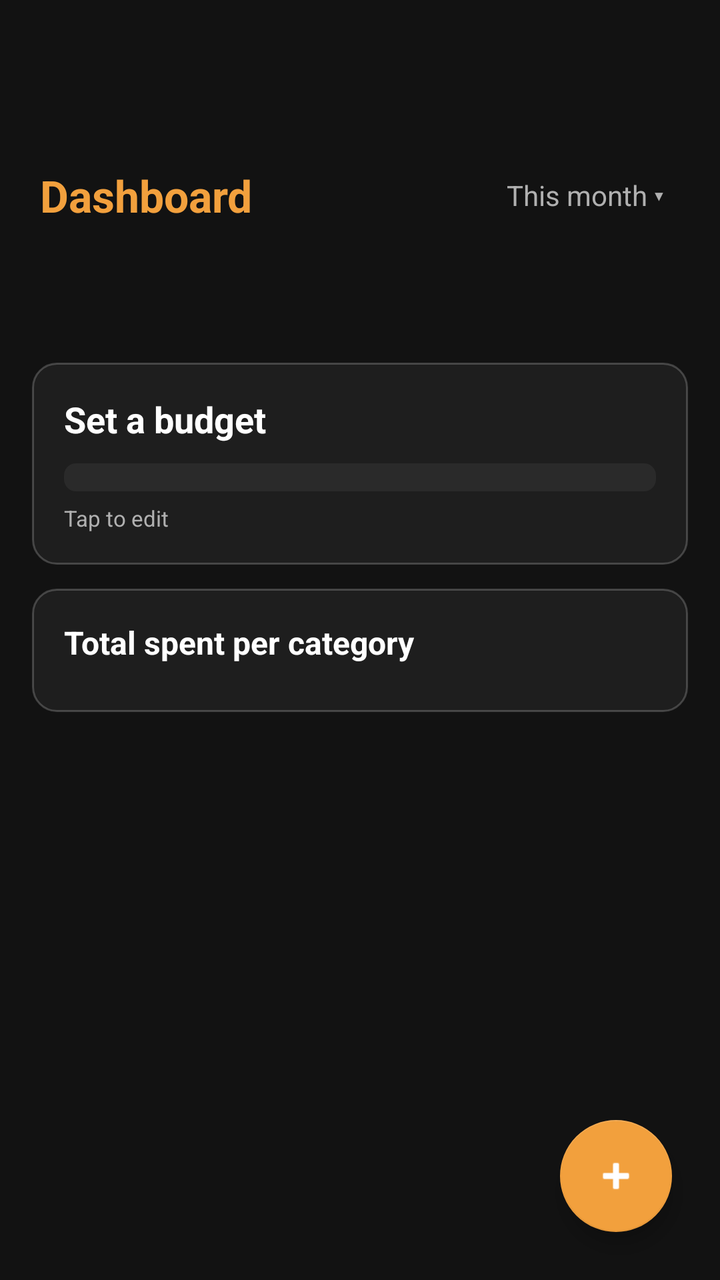
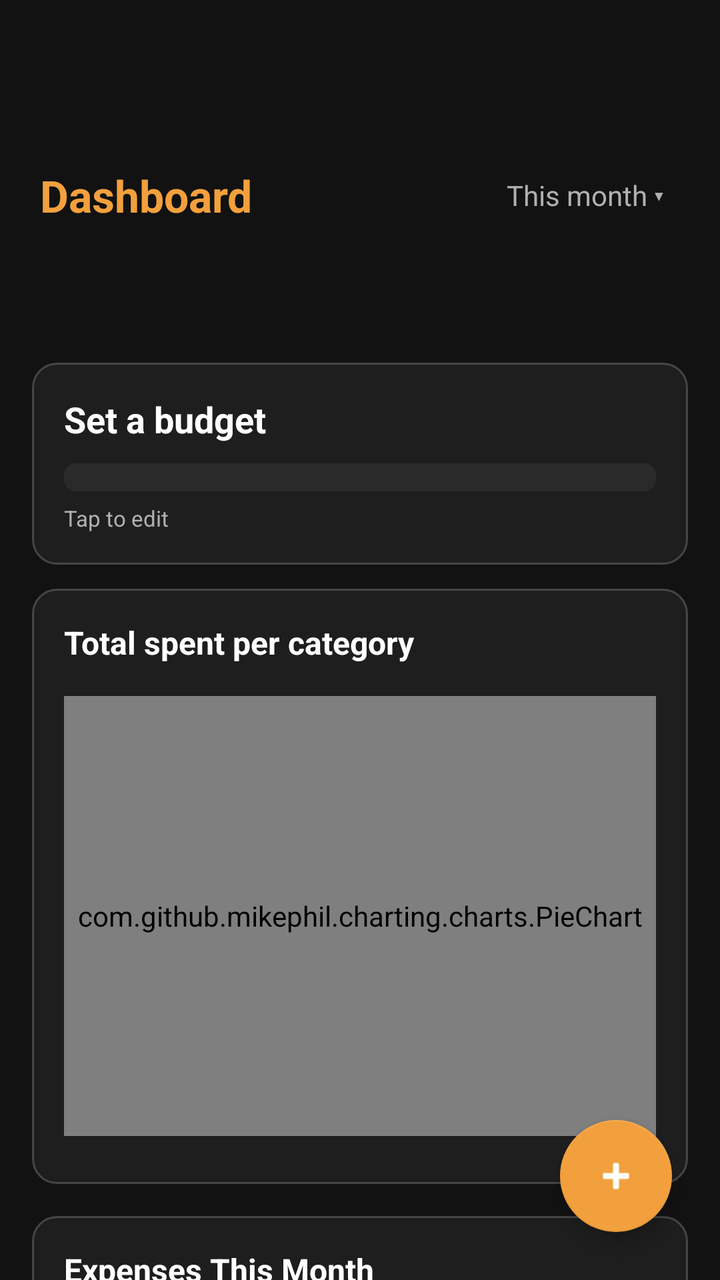

Before-and-after screenshots of an Android layout around one commit, followed by the original layout XML and the change that was made.
<!-- AndroidManifest.xml: application theme Theme.Tamatoa -->
<!-- res/layout/fragment_dashboard.xml -->
<?xml version="1.0" encoding="utf-8"?>
<androidx.constraintlayout.widget.ConstraintLayout
    xmlns:android="http://schemas.android.com/apk/res/android"
    xmlns:app="http://schemas.android.com/apk/res-auto"
    android:layout_width="match_parent"
    android:layout_height="match_parent"
    android:background="@color/bg_app">

    
    <LinearLayout
        android:id="@+id/header"
        android:layout_width="match_parent"
        android:layout_height="wrap_content"
        android:orientation="horizontal"
        android:gravity="center_vertical"
        android:paddingTop="80dp"
        android:paddingBottom="50dp"
        android:paddingLeft="20dp"
        android:paddingRight="20dp"
        app:layout_constraintTop_toTopOf="parent">

        <TextView
            android:layout_width="0dp"
            android:layout_height="wrap_content"
            android:layout_weight="1"
            android:text="Dashboard"
            android:textColor="@color/accent_dashboard"
            android:textSize="22sp"
            android:textStyle="bold"/>

        
        <TextView
            android:id="@+id/periodLabel"
            android:layout_width="wrap_content"
            android:layout_height="wrap_content"
            android:text="This month ▾"
            android:textColor="@color/text_secondary"
            android:textSize="14sp"
            android:padding="8dp"
            android:background="?attr/selectableItemBackground"/>
    </LinearLayout>

    
    <LinearLayout
        android:id="@+id/budgetCard"
        android:layout_width="match_parent"
        android:layout_height="wrap_content"
        android:orientation="vertical"
        android:padding="16dp"
        android:layout_marginHorizontal="16dp"
        android:layout_marginTop="16dp"
        android:layout_marginBottom="0dp"
        android:background="@drawable/card_br"
        android:clickable="true"
        android:focusable="true"
        app:layout_constraintTop_toBottomOf="@id/header">

        <LinearLayout
            android:layout_width="match_parent"
            android:layout_height="wrap_content"
            android:orientation="horizontal"
            android:gravity="center_vertical">

            <TextView
                android:id="@+id/budgetSummary"
                android:layout_width="0dp"
                android:layout_height="wrap_content"
                android:layout_weight="1"
                android:text="Set a budget"
                android:textColor="@color/text_primary"
                android:textSize="18sp"
                android:textStyle="bold"/>

            <TextView
                android:id="@+id/budgetPercent"
                android:layout_width="wrap_content"
                android:layout_height="wrap_content"
                android:textColor="@color/text_secondary"
                android:textSize="14sp"/>
        </LinearLayout>

        <ProgressBar
            android:id="@+id/budgetProgress"
            style="?android:attr/progressBarStyleHorizontal"
            android:layout_width="match_parent"
            android:layout_height="14dp"
            android:layout_marginTop="10dp"
            android:max="100"
            android:progress="0"
            android:progressDrawable="@drawable/progress_bar"/>

        <TextView
            android:id="@+id/budgetMinSave"
            android:layout_width="wrap_content"
            android:layout_height="wrap_content"
            android:textColor="@color/text_secondary"
            android:textSize="12sp"
            android:layout_marginTop="8dp"
            android:visibility="gone"/>

        <TextView
            android:layout_width="wrap_content"
            android:layout_height="wrap_content"
            android:text="Tap to edit"
            android:textColor="@color/text_secondary"
            android:textSize="11sp"
            android:layout_marginTop="6dp"/>
    </LinearLayout>

    
    <LinearLayout
        android:id="@+id/totalsCard"
        android:layout_width="match_parent"
        android:layout_height="wrap_content"
        android:orientation="vertical"
        android:padding="16dp"
        android:layout_marginTop="12dp"
        android:layout_marginHorizontal="16dp"
        android:layout_marginBottom="16dp"
        android:background="@drawable/card_br"
        app:layout_constraintTop_toBottomOf="@id/budgetCard">

        <TextView
            android:layout_width="wrap_content"
            android:layout_height="wrap_content"
            android:text="Total spent per category"
            android:textColor="@color/text_primary"
            android:textSize="16sp"
            android:textStyle="bold"
            android:layout_marginBottom="8dp"/>

        <TextView
            android:id="@+id/totalsEmpty"
            android:layout_width="match_parent"
            android:layout_height="wrap_content"
            android:text="Nothing spent in this period"
            android:textColor="@color/text_secondary"
            android:textSize="14sp"
            android:gravity="center"
            android:padding="24dp"
            android:visibility="gone"/>

        <androidx.recyclerview.widget.RecyclerView
            android:id="@+id/totalsRecycler"
            android:layout_width="match_parent"
            android:layout_height="wrap_content"
            android:clipToPadding="false" />
    </LinearLayout>

    
    <com.google.android.material.floatingactionbutton.FloatingActionButton
        android:id="@+id/addExpense"
        android:layout_width="wrap_content"
        android:layout_height="wrap_content"
        android:layout_margin="24dp"
        android:contentDescription="Add expense"
        android:src="@android:drawable/ic_input_add"
        app:backgroundTint="@color/accent_dashboard"
        app:tint="@color/text_primary"
        app:layout_constraintBottom_toBottomOf="parent"
        app:layout_constraintEnd_toEndOf="parent"/>

</androidx.constraintlayout.widget.ConstraintLayout>
<!-- resources referenced by this layout -->
<resources>
  <color name="accent_dashboard">#F2A03D</color>
  <color name="bg_app">#121212</color>
  <color name="text_primary">#FFFFFF</color>
  <color name="text_secondary">#B0B0B0</color>
  <!-- drawable card_br (drawable) -->
  <?xml version="1.0" encoding="utf-8"?>
  <shape xmlns:android="http://schemas.android.com/apk/res/android"
      android:shape="rectangle">
      <solid android:color="@color/bg_card"/>
      <stroke android:width="1dp" android:color="#33FFFFFF"/>
      <corners android:radius="12dp"/>
  </shape>
  <!-- drawable progress_bar (drawable) -->
  <?xml version="1.0" encoding="utf-8"?>
  <layer-list xmlns:android="http://schemas.android.com/apk/res/android">
  
      
      <item android:id="@android:id/background">
          <shape android:shape="rectangle">
              <corners android:radius="6dp"/>
              <solid android:color="@color/bg_elevated"/>
          </shape>
      </item>
  
      
      <item android:id="@android:id/progress">
          <clip>
              <shape android:shape="rectangle">
                  <corners android:radius="6dp"/>
                  <solid android:color="@color/progress_ok"/>
              </shape>
          </clip>
      </item>
  </layer-list>
  <style name="Theme.Tamatoa" parent="Theme.MaterialComponents.DayNight.NoActionBar">
          <item name="colorPrimary">@color/accent_dashboard</item>
          <item name="colorOnPrimary">@color/text_primary</item>
          <item name="android:statusBarColor">@color/bg_app</item>
          <item name="android:windowBackground">@color/bg_app</item>
          <item name="android:windowLightStatusBar">false</item>
      </style>
  <color name="bg_card">#1E1E1E</color>
  <color name="bg_elevated">#2A2A2A</color>
  <color name="progress_ok">#3DBE6F</color>
</resources>

<!-- the commit's change to res/layout/fragment_dashboard.xml (unified diff, before → after) -->
@@ -1,163 +1,270 @@
 <?xml version="1.0" encoding="utf-8"?>
-<androidx.constraintlayout.widget.ConstraintLayout
-    xmlns:android="http://schemas.android.com/apk/res/android"
+<FrameLayout xmlns:android="http://schemas.android.com/apk/res/android"
     xmlns:app="http://schemas.android.com/apk/res-auto"
     android:layout_width="match_parent"
     android:layout_height="match_parent"
     android:background="@color/bg_app">
 
-    
-    <LinearLayout
-        android:id="@+id/header"
+    <androidx.core.widget.NestedScrollView
         android:layout_width="match_parent"
-        android:layout_height="wrap_content"
-        android:orientation="horizontal"
-        android:gravity="center_vertical"
-        android:paddingTop="80dp"
-        android:paddingBottom="50dp"
-        android:paddingLeft="20dp"
-        android:paddingRight="20dp"
-        app:layout_constraintTop_toTopOf="parent">
-
-        <TextView
-            android:layout_width="0dp"
-            android:layout_height="wrap_content"
-            android:layout_weight="1"
-            android:text="Dashboard"
-            android:textColor="@color/accent_dashboard"
-            android:textSize="22sp"
-            android:textStyle="bold"/>
-
-        
-        <TextView
-            android:id="@+id/periodLabel"
-            android:layout_width="wrap_content"
-            android:layout_height="wrap_content"
-            android:text="This month ▾"
-            android:textColor="@color/text_secondary"
-            android:textSize="14sp"
-            android:padding="8dp"
-            android:background="?attr/selectableItemBackground"/>
-    </LinearLayout>
-
-    
-    <LinearLayout
-        android:id="@+id/budgetCard"
-        android:layout_width="match_parent"
-        android:layout_height="wrap_content"
-        android:orientation="vertical"
-        android:padding="16dp"
-        android:layout_marginHorizontal="16dp"
-        android:layout_marginTop="16dp"
-        android:layout_marginBottom="0dp"
-        android:background="@drawable/card_br"
-        android:clickable="true"
-        android:focusable="true"
-        app:layout_constraintTop_toBottomOf="@id/header">
+        android:layout_height="match_parent"
+        android:fillViewport="true">
 
         <LinearLayout
             android:layout_width="match_parent"
             android:layout_height="wrap_content"
-            android:orientation="horizontal"
-            android:gravity="center_vertical">
-
-            <TextView
-                android:id="@+id/budgetSummary"
-                android:layout_width="0dp"
-                android:layout_height="wrap_content"
-                android:layout_weight="1"
-                android:text="Set a budget"
-                android:textColor="@color/text_primary"
-                android:textSize="18sp"
-                android:textStyle="bold"/>
-
-            <TextView
-                android:id="@+id/budgetPercent"
-                android:layout_width="wrap_content"
-                android:layout_height="wrap_content"
-                android:textColor="@color/text_secondary"
-                android:textSize="14sp"/>
+            android:orientation="vertical">
+
+            
+            <LinearLayout
+                android:id="@+id/header"
+                android:layout_width="match_parent"
+                android:layout_height="wrap_content"
+                android:orientation="horizontal"
+                android:gravity="center_vertical"
+                android:paddingTop="80dp"
+                android:paddingBottom="50dp"
+                android:paddingLeft="20dp"
+                android:paddingRight="20dp">
+
+                <TextView
+                    android:layout_width="0dp"
+                    android:layout_height="wrap_content"
+                    android:layout_weight="1"
+                    android:text="Dashboard"
+                    android:textColor="@color/accent_dashboard"
+                    android:textSize="22sp"
+                    android:textStyle="bold"/>
+
+                <TextView
+                    android:id="@+id/periodLabel"
+                    android:layout_width="wrap_content"
+                    android:layout_height="wrap_content"
+                    android:text="This month ▾"
+                    android:textColor="@color/text_secondary"
+                    android:textSize="14sp"
+                    android:padding="8dp"
+                    android:background="?attr/selectableItemBackground"/>
+            </LinearLayout>
+
+            
+            <LinearLayout
+                android:id="@+id/budgetCard"
+                android:layout_width="match_parent"
+                android:layout_height="wrap_content"
+                android:orientation="vertical"
+                android:padding="16dp"
+                android:layout_marginHorizontal="16dp"
+                android:layout_marginTop="16dp"
+                android:background="@drawable/card_br"
+                android:clickable="true"
+                android:focusable="true">
+
+                <LinearLayout
+                    android:layout_width="match_parent"
+                    android:layout_height="wrap_content"
+                    android:orientation="horizontal"
+                    android:gravity="center_vertical">
+
+                    <TextView
+                        android:id="@+id/budgetSummary"
+                        android:layout_width="0dp"
+                        android:layout_height="wrap_content"
+                        android:layout_weight="1"
+                        android:text="Set a budget"
+                        android:textColor="@color/text_primary"
+                        android:textSize="18sp"
+                        android:textStyle="bold"/>
+
+                    <TextView
+                        android:id="@+id/budgetPercent"
+                        android:layout_width="wrap_content"
+                        android:layout_height="wrap_content"
+                        android:textColor="@color/text_secondary"
+                        android:textSize="14sp"/>
+                </LinearLayout>
+
+                <ProgressBar
+                    android:id="@+id/budgetProgress"
+                    style="?android:attr/progressBarStyleHorizontal"
+                    android:layout_width="match_parent"
+                    android:layout_height="14dp"
+                    android:layout_marginTop="10dp"
+                    android:max="100"
+                    android:progress="0"
+                    android:progressDrawable="@drawable/progress_bar"/>
+
+                <TextView
+                    android:id="@+id/budgetMinSave"
+                    android:layout_width="wrap_content"
+                    android:layout_height="wrap_content"
+                    android:textColor="@color/text_secondary"
+                    android:textSize="12sp"
+                    android:layout_marginTop="8dp"
+                    android:visibility="gone"/>
+
+                <TextView
+                    android:layout_width="wrap_content"
+                    android:layout_height="wrap_content"
+                    android:text="Tap to edit"
+                    android:textColor="@color/text_secondary"
+                    android:textSize="11sp"
+                    android:layout_marginTop="6dp"/>
+            </LinearLayout>
+
+            
+            <LinearLayout
+                android:id="@+id/pieCard"
+                android:layout_width="match_parent"
+                android:layout_height="wrap_content"
+                android:orientation="vertical"
+                android:padding="16dp"
+                android:layout_marginTop="12dp"
+                android:layout_marginHorizontal="16dp"
+                android:layout_marginBottom="16dp"
+                android:background="@drawable/card_br">
+
+                <TextView
+                    android:layout_width="wrap_content"
+                    android:layout_height="wrap_content"
+                    android:text="Total spent per category"
+                    android:textColor="@color/text_primary"
+                    android:textSize="16sp"
+                    android:textStyle="bold"
+                    android:layout_marginBottom="8dp"/>
+
+                <TextView
+                    android:id="@+id/pieEmpty"
+                    android:layout_width="match_parent"
+                    android:layout_height="wrap_content"
+                    android:text="Nothing spent in this period"
+                    android:textColor="@color/text_secondary"
+                    android:textSize="14sp"
+                    android:gravity="center"
+                    android:padding="24dp"
+                    android:visibility="gone"/>
+
+                <com.github.mikephil.charting.charts.PieChart
+                    android:id="@+id/pieChart"
+                    android:layout_width="match_parent"
+                    android:layout_height="220dp"
+                    android:layout_marginTop="8dp"/>
+
+                
+                <androidx.recyclerview.widget.RecyclerView
+                    android:id="@+id/pieLegend"
+                    android:layout_width="match_parent"
+                    android:layout_height="wrap_content"
+                    android:layout_marginTop="8dp"
+                    android:clipToPadding="false"/>
+            </LinearLayout>
+
+            
+            <LinearLayout
+                android:id="@+id/lineCard"
+                android:layout_width="match_parent"
+                android:layout_height="wrap_content"
+                android:orientation="vertical"
+                android:padding="16dp"
+                android:layout_marginTop="0dp"
+                android:layout_marginHorizontal="16dp"
+                android:layout_marginBottom="16dp"
+                android:background="@drawable/card_br">
+
+                <TextView
+                    android:layout_width="wrap_content"
+                    android:layout_height="wrap_content"
+                    android:text="Expenses This Month"
+                    android:textColor="@color/text_primary"
+                    android:textSize="16sp"
+                    android:textStyle="bold"
+                    android:layout_marginBottom="8dp"/>
+
+                <TextView
+                    android:id="@+id/lineEmpty"
+                    android:layout_width="match_parent"
+                    android:layout_height="wrap_content"
+                    android:text="No expenses logged yet this month"
+                    android:textColor="@color/text_secondary"
+                    android:textSize="14sp"
+                    android:gravity="center"
+                    android:padding="24dp"
+                    android:visibility="gone"/>
+
+                <com.github.mikephil.charting.charts.LineChart
+                    android:id="@+id/lineChart"
+                    android:layout_width="match_parent"
+                    android:layout_height="240dp"/>
+            </LinearLayout>
+
+            
+            <LinearLayout
+                android:id="@+id/heatmapCard"
+                android:layout_width="match_parent"
+                android:layout_height="wrap_content"
+                android:orientation="vertical"
+                android:padding="16dp"
+                android:layout_marginTop="0dp"
+                android:layout_marginHorizontal="16dp"
+                android:layout_marginBottom="16dp"
+                android:background="@drawable/card_br">
+
+                <LinearLayout
+                    android:layout_width="match_parent"
+                    android:layout_height="wrap_content"
+                    android:orientation="horizontal"
+                    android:gravity="center_vertical"
+                    android:layout_marginBottom="12dp">
+
+                    <TextView
+                        android:layout_width="0dp"
+                        android:layout_height="wrap_content"
+                        android:layout_weight="1"
+                        android:text="Spending heatmap"
+                        android:textColor="@color/text_primary"
+                        android:textSize="16sp"
+                        android:textStyle="bold"/>
+
+                    <TextView
+                        android:id="@+id/heatmapMonthLabel"
+                        android:layout_width="wrap_content"
+                        android:layout_height="wrap_content"
+                        android:textColor="@color/text_secondary"
+                        android:textSize="12sp"/>
+                </LinearLayout>
+
+                
+                <GridLayout
+                    android:id="@+id/heatmapWeekdays"
+                    android:layout_width="match_parent"
+                    android:layout_height="wrap_content"
+                    android:columnCount="7"
+                    android:layout_marginBottom="4dp"/>
+
+                
+                <GridLayout
+                    android:id="@+id/heatmapGrid"
+                    android:layout_width="match_parent"
+                    android:layout_height="wrap_content"
+                    android:columnCount="7"/>
+
+            </LinearLayout>
+
+            <Space
+                android:layout_width="match_parent"
+                android:layout_height="80dp"/>
         </LinearLayout>
-
-        <ProgressBar
-            android:id="@+id/budgetProgress"
-            style="?android:attr/progressBarStyleHorizontal"
-            android:layout_width="match_parent"
-            android:layout_height="14dp"
-            android:layout_marginTop="10dp"
-            android:max="100"
-            android:progress="0"
-            android:progressDrawable="@drawable/progress_bar"/>
-
-        <TextView
-            android:id="@+id/budgetMinSave"
-            android:layout_width="wrap_content"
-            android:layout_height="wrap_content"
-            android:textColor="@color/text_secondary"
-            android:textSize="12sp"
-            android:layout_marginTop="8dp"
-            android:visibility="gone"/>
-
-        <TextView
-            android:layout_width="wrap_content"
-            android:layout_height="wrap_content"
-            android:text="Tap to edit"
-            android:textColor="@color/text_secondary"
-            android:textSize="11sp"
-            android:layout_marginTop="6dp"/>
-    </LinearLayout>
-
-    
-    <LinearLayout
-        android:id="@+id/totalsCard"
-        android:layout_width="match_parent"
-        android:layout_height="wrap_content"
-        android:orientation="vertical"
-        android:padding="16dp"
-        android:layout_marginTop="12dp"
-        android:layout_marginHorizontal="16dp"
-        android:layout_marginBottom="16dp"
-        android:background="@drawable/card_br"
-        app:layout_constraintTop_toBottomOf="@id/budgetCard">
-
-        <TextView
-            android:layout_width="wrap_content"
-            android:layout_height="wrap_content"
-            android:text="Total spent per category"
-            android:textColor="@color/text_primary"
-            android:textSize="16sp"
-            android:textStyle="bold"
-            android:layout_marginBottom="8dp"/>
-
-        <TextView
-            android:id="@+id/totalsEmpty"
-            android:layout_width="match_parent"
-            android:layout_height="wrap_content"
-            android:text="Nothing spent in this period"
-            android:textColor="@color/text_secondary"
-            android:textSize="14sp"
-            android:gravity="center"
-            android:padding="24dp"
-            android:visibility="gone"/>
-
-        <androidx.recyclerview.widget.RecyclerView
-            android:id="@+id/totalsRecycler"
-            android:layout_width="match_parent"
-            android:layout_height="wrap_content"
-            android:clipToPadding="false" />
-    </LinearLayout>
+    </androidx.core.widget.NestedScrollView>
 
     
     <com.google.android.material.floatingactionbutton.FloatingActionButton
         android:id="@+id/addExpense"
         android:layout_width="wrap_content"
         android:layout_height="wrap_content"
+        android:layout_gravity="bottom|end"
         android:layout_margin="24dp"
         android:contentDescription="Add expense"
         android:src="@android:drawable/ic_input_add"
         app:backgroundTint="@color/accent_dashboard"
-        app:tint="@color/text_primary"
-        app:layout_constraintBottom_toBottomOf="parent"
-        app:layout_constraintEnd_toEndOf="parent"/>
-
-</androidx.constraintlayout.widget.ConstraintLayout>
+        app:tint="@color/text_primary"/>
+</FrameLayout>
